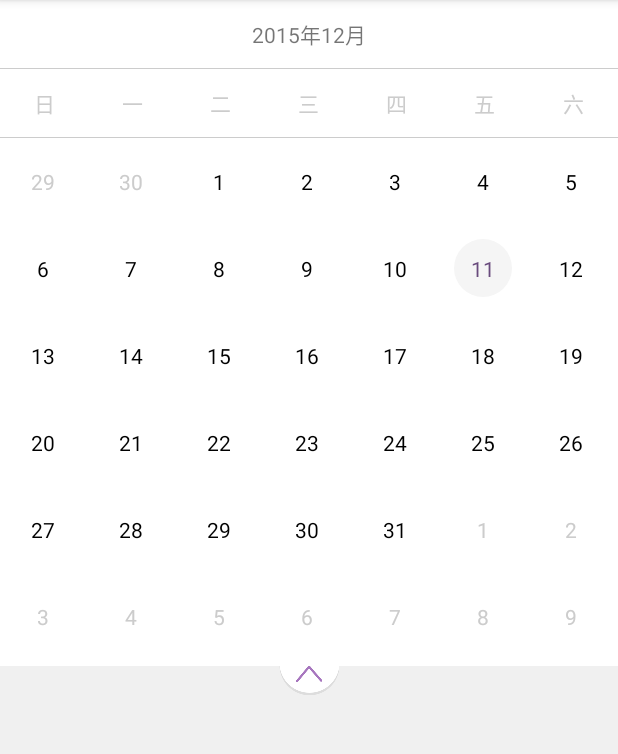
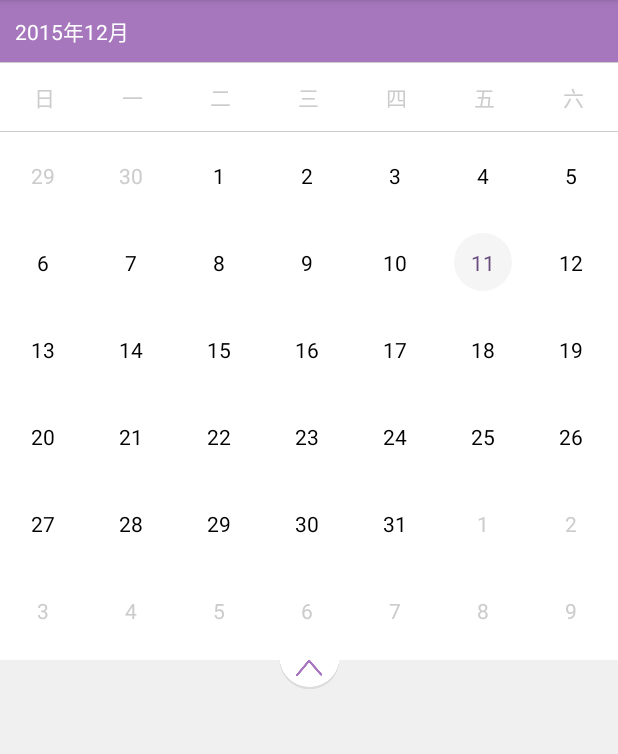
Before and after one commit to SpongeBobSun/mCalendarView, an Android app: the ExpMainActivity screen opened directly, with no data from a screen before it, on a phone screen of 412 x 824 dp, the part 84-838 px from its top. Run offline under Robolectric (Android 15) with nearby library versions, the light colour scheme and no system bars.

Commit message:
little changes for title

```diff
--- a/app/src/main/res/layout/exp_main_activity.xml
+++ b/app/src/main/res/layout/exp_main_activity.xml
@@ -11,9 +11,10 @@
         android:id="@+id/main_YYMM_Tv"
         android:layout_width="match_parent"
         android:layout_height="wrap_content"
-        android:gravity="center"
-        android:padding="12dp"
-        android:background="#fff"
+        android:gravity="center_vertical"
+        android:padding="10dp"
+        android:textColor="#fff"
+        android:background="#A777BE"
         android:text="----年-月" />
 
     <View
```
